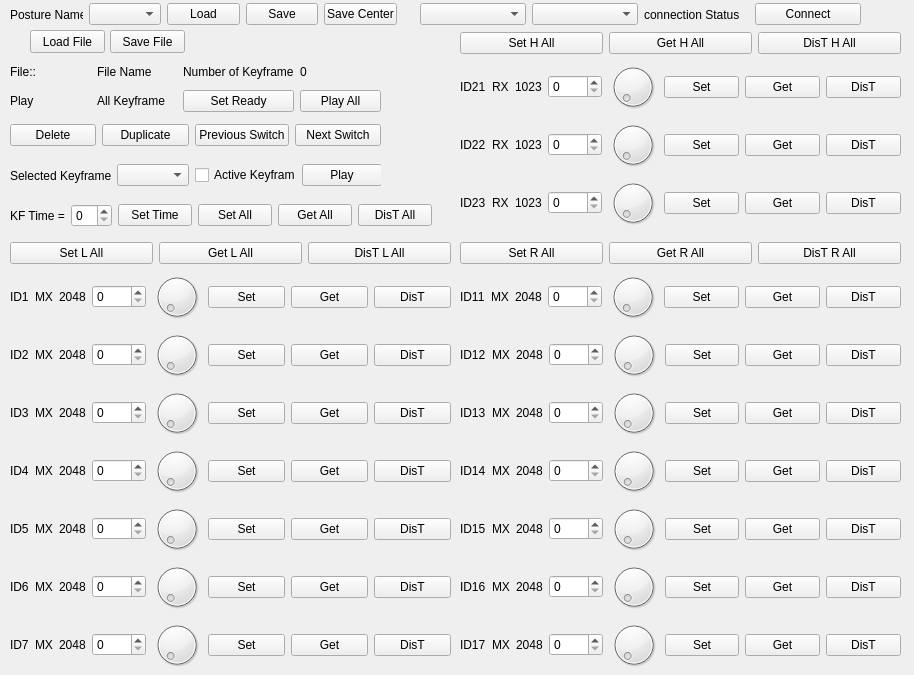
The window that CODE/src/Namo_Code/SetPostureNamoUI.ui (saintwings/THESIS_NU) describes before a commit, drawn with Qt 5.
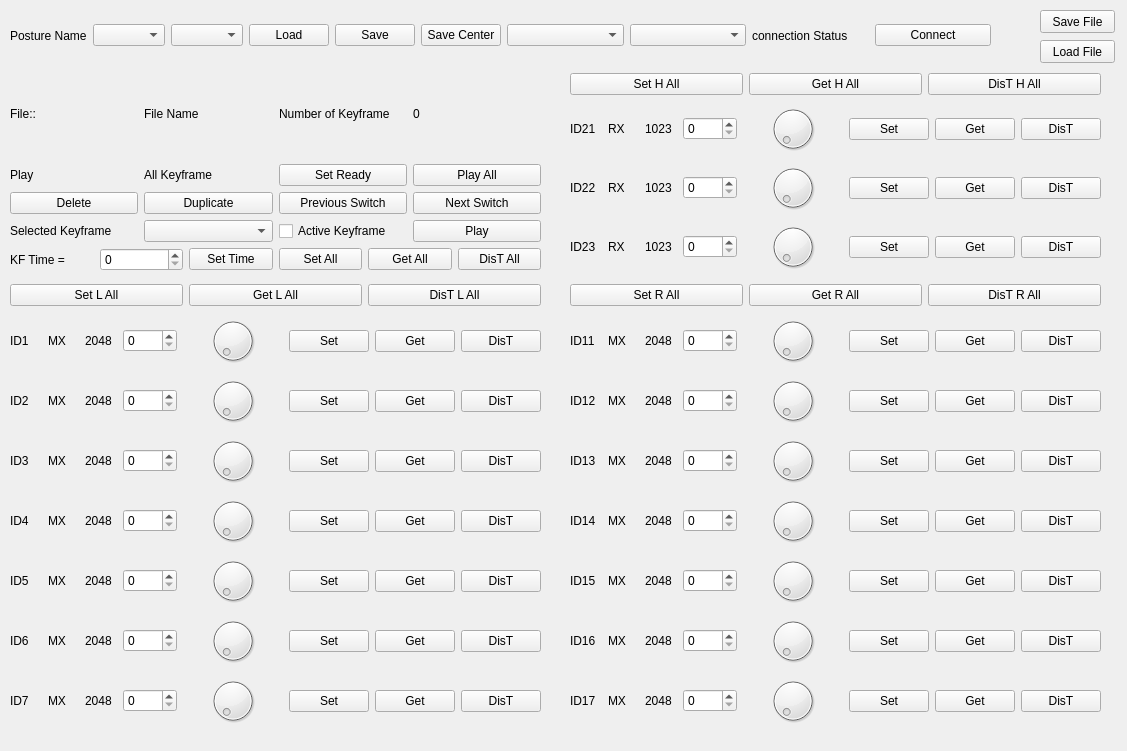
The same window after the commit.

Patch:
```diff
--- a/CODE/src/Namo_Code/SetPostureNamoUI.ui
+++ b/CODE/src/Namo_Code/SetPostureNamoUI.ui
@@ -6,8 +6,8 @@
    <rect>
     <x>0</x>
     <y>0</y>
-    <width>914</width>
-    <height>675</height>
+    <width>1127</width>
+    <height>751</height>
    </rect>
   </property>
   <property name="windowTitle">
@@ -16,10 +16,10 @@
   <widget class="QWidget" name="verticalLayoutWidget_7">
    <property name="geometry">
     <rect>
-     <x>460</x>
-     <y>30</y>
-     <width>441</width>
-     <height>201</height>
+     <x>570</x>
+     <y>70</y>
+     <width>531</width>
+     <height>205</height>
     </rect>
    </property>
    <layout class="QVBoxLayout" name="verticalLayout_7">
@@ -233,10 +233,10 @@
   <widget class="QWidget" name="layoutWidget">
    <property name="geometry">
     <rect>
-     <x>460</x>
-     <y>240</y>
-     <width>441</width>
-     <height>433</height>
+     <x>570</x>
+     <y>280</y>
+     <width>531</width>
+     <height>451</height>
     </rect>
    </property>
    <layout class="QVBoxLayout" name="verticalLayout_6">
@@ -691,9 +691,9 @@
    <property name="geometry">
     <rect>
      <x>10</x>
-     <y>240</y>
-     <width>441</width>
-     <height>433</height>
+     <y>280</y>
+     <width>531</width>
+     <height>451</height>
     </rect>
    </property>
    <layout class="QVBoxLayout" name="verticalLayout_5">
@@ -1144,19 +1144,45 @@
     </item>
    </layout>
   </widget>
-  <widget class="QWidget" name="layoutWidget">
+  <widget class="QPushButton" name="loadFile_pushButton">
+   <property name="geometry">
+    <rect>
+     <x>1040</x>
+     <y>40</y>
+     <width>75</width>
+     <height>23</height>
+    </rect>
+   </property>
+   <property name="text">
+    <string>Load File</string>
+   </property>
+  </widget>
+  <widget class="QPushButton" name="saveFile_pushButton">
+   <property name="geometry">
+    <rect>
+     <x>1040</x>
+     <y>10</y>
+     <width>75</width>
+     <height>23</height>
+    </rect>
+   </property>
+   <property name="text">
+    <string>Save File</string>
+   </property>
+  </widget>
+  <widget class="QWidget" name="verticalLayoutWidget">
    <property name="geometry">
     <rect>
      <x>10</x>
-     <y>60</y>
-     <width>371</width>
-     <height>52</height>
+     <y>70</y>
+     <width>531</width>
+     <height>201</height>
     </rect>
    </property>
+   <layout class="QVBoxLayout" name="verticalLayout_8">
+    <item>
    <layout class="QHBoxLayout" name="horizontalLayout">
     <item>
-     <layout class="QVBoxLayout" name="verticalLayout">
-      <item>
        <widget class="QLabel" name="file_label">
         <property name="text">
          <string>File::</string>
@@ -1164,17 +1190,6 @@
        </widget>
       </item>
       <item>
-       <widget class="QLabel" name="play_label">
-        <property name="text">
-         <string>Play</string>
-        </property>
-       </widget>
-      </item>
-     </layout>
-    </item>
-    <item>
-     <layout class="QVBoxLayout" name="verticalLayout_2">
-      <item>
        <widget class="QLabel" name="fileName_label">
         <property name="text">
          <string>File Name</string>
@@ -1182,17 +1197,6 @@
        </widget>
       </item>
       <item>
-       <widget class="QLabel" name="allKeyframe_label">
-        <property name="text">
-         <string>All Keyframe</string>
-        </property>
-       </widget>
-      </item>
-     </layout>
-    </item>
-    <item>
-     <layout class="QVBoxLayout" name="verticalLayout_3">
-      <item>
        <widget class="QLabel" name="numOfKeyframe_label">
         <property name="text">
          <string>Number of Keyframe</string>
@@ -1200,23 +1204,37 @@
        </widget>
       </item>
       <item>
-       <widget class="QPushButton" name="setReady_Button">
-        <property name="text">
-         <string>Set Ready</string>
-        </property>
-       </widget>
-      </item>
-     </layout>
-    </item>
-    <item>
-     <layout class="QVBoxLayout" name="verticalLayout_4">
-      <item>
        <widget class="QLabel" name="numOfKeyframeStatus_label">
         <property name="text">
          <string>0</string>
         </property>
        </widget>
       </item>
+     </layout>
+    </item>
+    <item>
+     <layout class="QHBoxLayout" name="horizontalLayout_27">
+      <item>
+       <widget class="QLabel" name="play_label">
+        <property name="text">
+         <string>Play</string>
+        </property>
+       </widget>
+      </item>
+      <item>
+       <widget class="QLabel" name="allKeyframe_label">
+        <property name="text">
+         <string>All Keyframe</string>
+        </property>
+       </widget>
+      </item>
+      <item>
+       <widget class="QPushButton" name="setReady_Button">
+        <property name="text">
+         <string>Set Ready</string>
+        </property>
+       </widget>
+      </item>
       <item>
        <widget class="QPushButton" name="playAll_Button">
         <property name="text">
@@ -1226,17 +1244,39 @@
       </item>
      </layout>
     </item>
-   </layout>
-  </widget>
-  <widget class="QWidget" name="layoutWidget">
-   <property name="geometry">
-    <rect>
-     <x>10</x>
-     <y>160</y>
-     <width>371</width>
-     <height>31</height>
-    </rect>
-   </property>
+    <item>
+     <layout class="QHBoxLayout" name="horizontalLayout_18">
+      <item>
+       <widget class="QPushButton" name="deleteKeyframe_pushButton">
+        <property name="text">
+         <string>Delete</string>
+        </property>
+       </widget>
+      </item>
+      <item>
+       <widget class="QPushButton" name="duplicateKeyframe_pushButton">
+        <property name="text">
+         <string>Duplicate</string>
+        </property>
+       </widget>
+      </item>
+      <item>
+       <widget class="QPushButton" name="previousSwitchKeyframe_pushButton">
+        <property name="text">
+         <string>Previous Switch</string>
+        </property>
+       </widget>
+      </item>
+      <item>
+       <widget class="QPushButton" name="nextSwitchKeyframe_pushButton">
+        <property name="text">
+         <string>Next Switch</string>
+        </property>
+       </widget>
+      </item>
+     </layout>
+    </item>
+    <item>
    <layout class="QHBoxLayout" name="horizontalLayout_2">
     <item>
      <widget class="QLabel" name="SelectedKeyframe_label">
@@ -1266,16 +1306,8 @@
      </widget>
     </item>
    </layout>
-  </widget>
-  <widget class="QWidget" name="layoutWidget">
-   <property name="geometry">
-    <rect>
-     <x>10</x>
-     <y>200</y>
-     <width>422</width>
-     <height>31</height>
-    </rect>
-   </property>
+    </item>
+    <item>
    <layout class="QHBoxLayout" name="horizontalLayout_3">
     <item>
      <widget class="QLabel" name="keyframeTime_label">
@@ -1316,36 +1348,6 @@
      </widget>
     </item>
    </layout>
-  </widget>
-  <widget class="QWidget" name="horizontalLayoutWidget_3">
-   <property name="geometry">
-    <rect>
-     <x>420</x>
-     <y>0</y>
-     <width>441</width>
-     <height>29</height>
-    </rect>
-   </property>
-   <layout class="QHBoxLayout" name="horizontalLayout_24">
-    <item>
-     <widget class="QComboBox" name="comport_comboBox"/>
-    </item>
-    <item>
-     <widget class="QComboBox" name="baudrate_comboBox"/>
-    </item>
-    <item>
-     <widget class="QLabel" name="connectionStatus_label">
-      <property name="text">
-       <string>connection Status</string>
-      </property>
-     </widget>
-    </item>
-    <item>
-     <widget class="QPushButton" name="connect_Button">
-      <property name="text">
-       <string>Connect</string>
-      </property>
-     </widget>
     </item>
    </layout>
   </widget>
@@ -1353,11 +1355,13 @@
    <property name="geometry">
     <rect>
      <x>10</x>
-     <y>0</y>
-     <width>387</width>
-     <height>29</height>
+     <y>10</y>
+     <width>981</width>
+     <height>51</height>
     </rect>
    </property>
+   <layout class="QHBoxLayout" name="horizontalLayout_28">
+    <item>
    <layout class="QHBoxLayout" name="horizontalLayout_23">
     <item>
      <widget class="QLabel" name="postureName_label">
@@ -1369,6 +1373,9 @@
     <item>
      <widget class="QComboBox" name="posture_comboBox"/>
     </item>
+      <item>
+       <widget class="QComboBox" name="posture_number_comboBox"/>
+      </item>
     <item>
      <widget class="QPushButton" name="loadPosture_pushButton">
       <property name="text">
@@ -1391,72 +1398,32 @@
      </widget>
     </item>
    </layout>
-  </widget>
-  <widget class="QWidget" name="horizontalLayoutWidget">
-   <property name="geometry">
-    <rect>
-     <x>10</x>
-     <y>120</y>
-     <width>371</width>
-     <height>31</height>
-    </rect>
-   </property>
-   <layout class="QHBoxLayout" name="horizontalLayout_18">
+    </item>
     <item>
-     <widget class="QPushButton" name="deleteKeyframe_pushButton">
-      <property name="text">
-       <string>Delete</string>
-      </property>
-     </widget>
+     <layout class="QHBoxLayout" name="horizontalLayout_24">
+      <item>
+       <widget class="QComboBox" name="comport_comboBox"/>
     </item>
     <item>
-     <widget class="QPushButton" name="duplicateKeyframe_pushButton">
-      <property name="text">
-       <string>Duplicate</string>
-      </property>
-     </widget>
+       <widget class="QComboBox" name="baudrate_comboBox"/>
     </item>
     <item>
-     <widget class="QPushButton" name="previousSwitchKeyframe_pushButton">
+       <widget class="QLabel" name="connectionStatus_label">
       <property name="text">
-       <string>Previous Switch</string>
+         <string>connection Status</string>
       </property>
      </widget>
     </item>
     <item>
-     <widget class="QPushButton" name="nextSwitchKeyframe_pushButton">
+       <widget class="QPushButton" name="connect_Button">
       <property name="text">
-       <string>Next Switch</string>
+         <string>Connect</string>
       </property>
      </widget>
     </item>
    </layout>
-  </widget>
-  <widget class="QPushButton" name="loadFile_pushButton">
-   <property name="geometry">
-    <rect>
-     <x>30</x>
-     <y>30</y>
-     <width>75</width>
-     <height>23</height>
-    </rect>
-   </property>
-   <property name="text">
-    <string>Load File</string>
-   </property>
-  </widget>
-  <widget class="QPushButton" name="saveFile_pushButton">
-   <property name="geometry">
-    <rect>
-     <x>110</x>
-     <y>30</y>
-     <width>75</width>
-     <height>23</height>
-    </rect>
-   </property>
-   <property name="text">
-    <string>Save File</string>
-   </property>
+    </item>
+   </layout>
   </widget>
  </widget>
  <resources/>
```
Left out of the diff: 2 changed lines with no effect on the pictures. Lines whose indentation alone changed are shown as unchanged.
